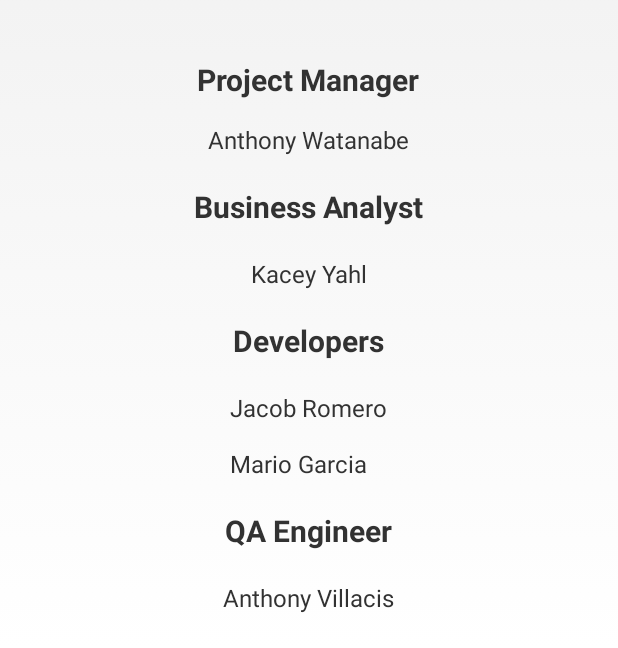
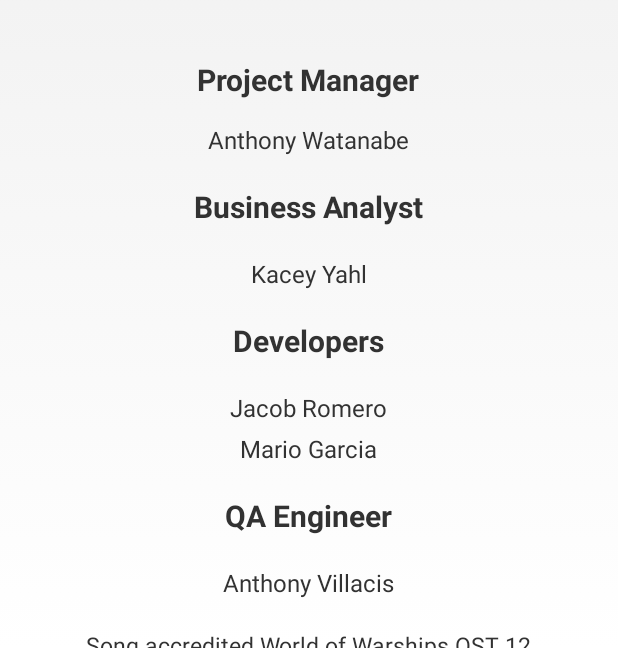
Before and after one commit to CS480-Spring2016-Android/TutorApp, an Android app: the AboutUsActivity screen opened directly, with no data from a screen before it, on a phone screen of 412 x 824 dp, the part 588-1236 px from its top. Run offline under Robolectric (Android 15) with nearby library versions, the phone set to English and light mode, and no system bars.

Commit message:
Small fix to names in about us

```diff
--- a/app/src/main/res/layout/layout_about_us.xml
+++ b/app/src/main/res/layout/layout_about_us.xml
@@ -98,12 +98,22 @@
                         android:layout_marginTop="20dp"
                         android:layout_below="@id/developers"
                         android:textSize="16sp"
-                        android:text="Jacob Romero\n\nMario Garcia"/>
+                        android:text="Jacob Romero"/>
 
                     <TextView
                         android:layout_width="wrap_content"
                         android:layout_height="wrap_content"
+                        android:id="@+id/other_developer_name"
+                        android:layout_centerHorizontal="true"
+                        android:layout_marginTop="5dp"
                         android:layout_below="@id/developers_name"
+                        android:textSize="16sp"
+                        android:text="Mario Garcia"/>
+
+                    <TextView
+                        android:layout_width="wrap_content"
+                        android:layout_height="wrap_content"
+                        android:layout_below="@id/other_developer_name"
                         android:layout_marginTop="20dp"
                         android:layout_centerHorizontal="true"
                         android:id="@+id/qa_engineer"
```
